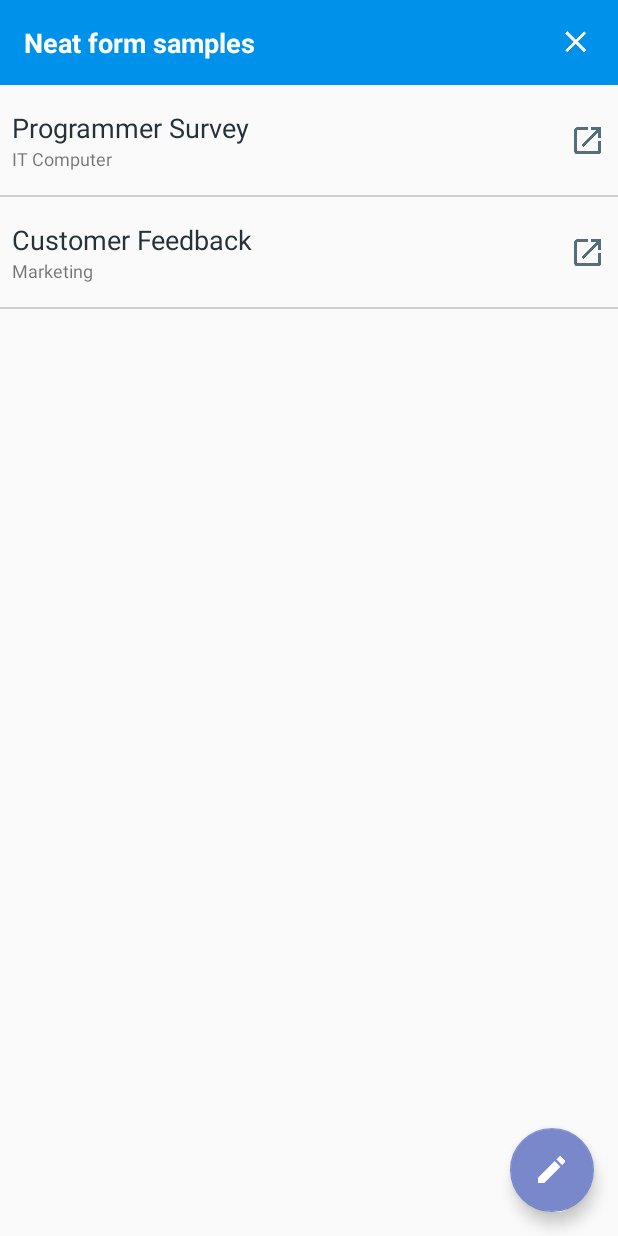
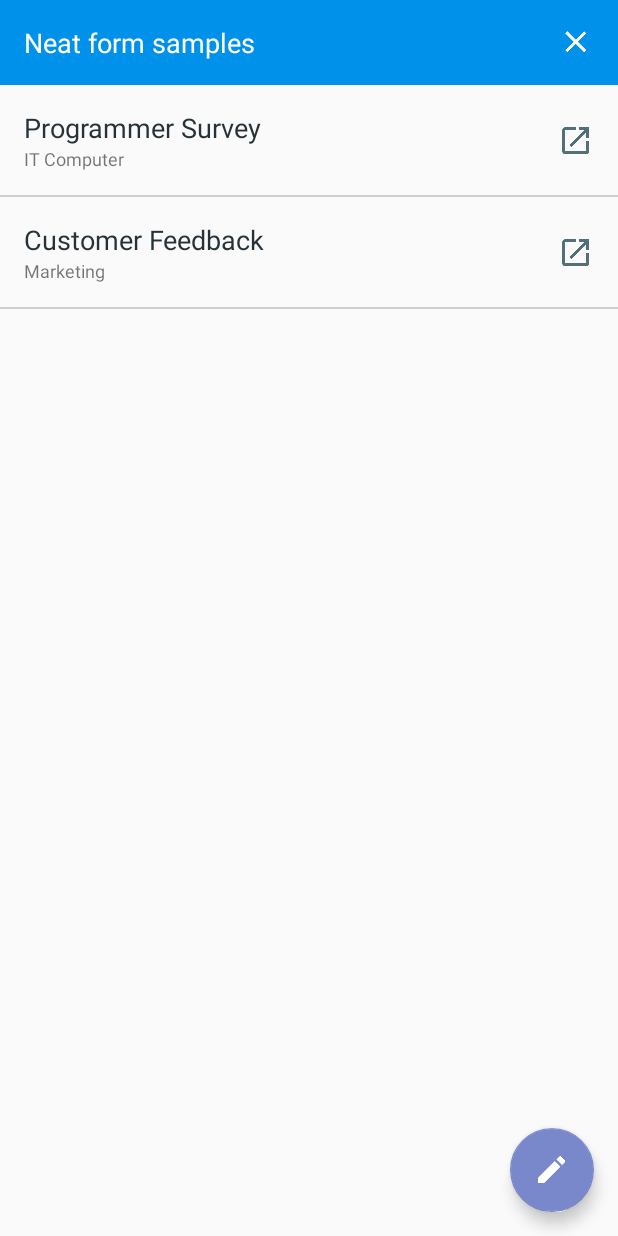
Before and after one commit to ellykits/neat-form, an Android app: the screen it shows after launch (MainActivity), on a phone screen of 412 x 824 dp. Run offline under Robolectric (Android 15) with nearby library versions, the phone set to English and light mode, and no system bars; our stand-ins replace Timber.

```diff
--- a/app/src/main/res/layout/activity_main.xml
+++ b/app/src/main/res/layout/activity_main.xml
@@ -22,7 +22,7 @@
     app:layout_constraintEnd_toEndOf="parent"/>
   <TextView
     android:id="@+id/textView"
-    android:textStyle="bold"
+    android:textStyle="normal"
     android:layout_width="match_parent"
     android:layout_height="wrap_content"
     android:padding="16dp"
--- a/app/src/main/res/layout/recycler_row_item.xml
+++ b/app/src/main/res/layout/recycler_row_item.xml
@@ -10,7 +10,7 @@
     android:layout_width="wrap_content"
     android:layout_height="wrap_content"
     android:layout_marginTop="16dp"
-    android:layout_marginStart="8dp"
+    android:layout_marginStart="16dp"
     android:text="Programmer Survey"
     android:textColor="@color/colorBlack"
     android:textSize="@dimen/editTextSize"
@@ -21,7 +21,7 @@
     android:layout_width="wrap_content"
     android:layout_height="wrap_content"
     android:layout_marginBottom="16dp"
-    android:layout_marginStart="8dp"
+    android:layout_marginStart="16dp"
     android:text="Computer IT"
     android:textSize="12sp"
     app:layout_constraintBottom_toTopOf="@+id/view"
@@ -41,10 +41,10 @@
     android:layout_height="wrap_content"
     android:layout_marginTop="8dp"
     android:layout_marginBottom="8dp"
-    android:layout_marginEnd="8dp"
+    android:layout_marginEnd="16dp"
+    android:contentDescription="Arrow right"
     app:layout_constraintBottom_toBottomOf="parent"
     app:layout_constraintEnd_toEndOf="parent"
     app:layout_constraintTop_toTopOf="parent"
-    app:srcCompat="@drawable/ic_open_in_new"
-    android:contentDescription="Arrow right"/>
+    app:srcCompat="@drawable/ic_open_in_new"/>
 </android.support.constraint.ConstraintLayout>
```
Also changed, not shown: 1 other file.
